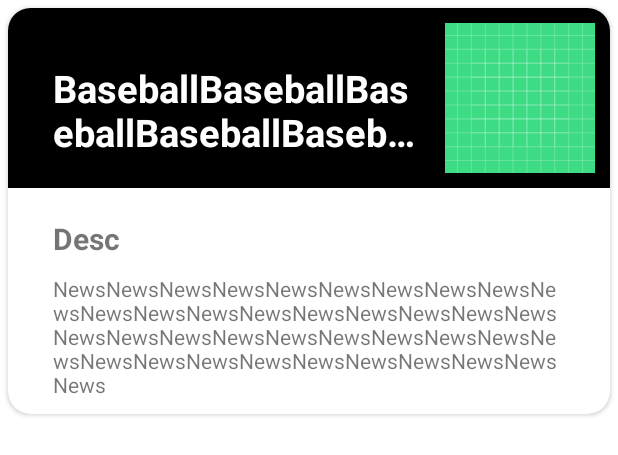
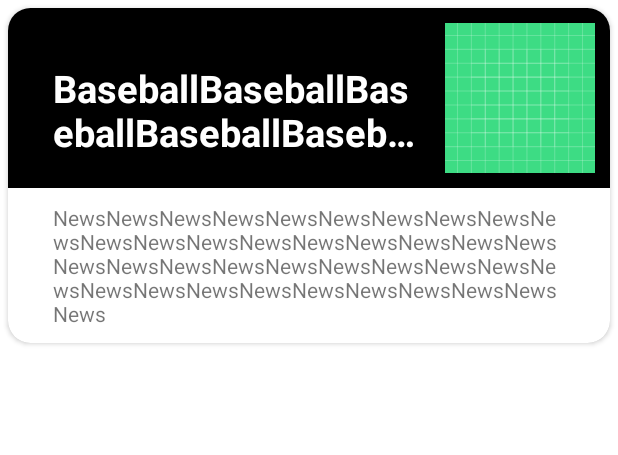
Before and after one commit to Feyzarkt/CoffeeApiDemo, an Android app: the layout item_coffee.xml on its own in the app's theme, with its tools: preview values and no code run, on a phone screen of 412 x 824 dp. Shown: the top 455 px of the screen. Run offline under Robolectric (Android 15) with nearby library versions, the phone set to English and light mode, and no system bars.

Commit message:
Remove desc title

```diff
--- a/app/src/main/res/layout/item_coffee.xml
+++ b/app/src/main/res/layout/item_coffee.xml
@@ -54,18 +54,6 @@
             android:layout_height="wrap_content">
 
             <TextView
-                android:id="@+id/tvMainTitle"
-                android:layout_width="wrap_content"
-                android:layout_height="wrap_content"
-                android:layout_marginStart="30dp"
-                android:layout_marginTop="20dp"
-                android:text="Desc"
-                android:textSize="20sp"
-                android:textStyle="bold"
-                app:layout_constraintStart_toStartOf="parent"
-                app:layout_constraintTop_toTopOf="parent" />
-
-            <TextView
                 android:id="@+id/tvCoffeeDesc"
                 android:layout_width="match_parent"
                 android:layout_height="wrap_content"
@@ -73,7 +61,7 @@
                 android:layout_marginTop="10dp"
                 android:layout_marginBottom="10dp"
                 app:layout_constraintBottom_toBottomOf="parent"
-                app:layout_constraintTop_toBottomOf="@id/tvMainTitle"
+                app:layout_constraintTop_toTopOf="parent"
                 tools:text="NewsNewsNewsNewsNewsNewsNewsNewsNewsNewsNewsNewsNewsNewsNewsNewsNewsNewsNewsNewsNewsNewsNewsNewsNewsNewsNewsNewsNewsNewsNewsNewsNewsNewsNewsNewsNewsNewsNews" />
 
         </androidx.constraintlayout.widget.ConstraintLayout>
```
